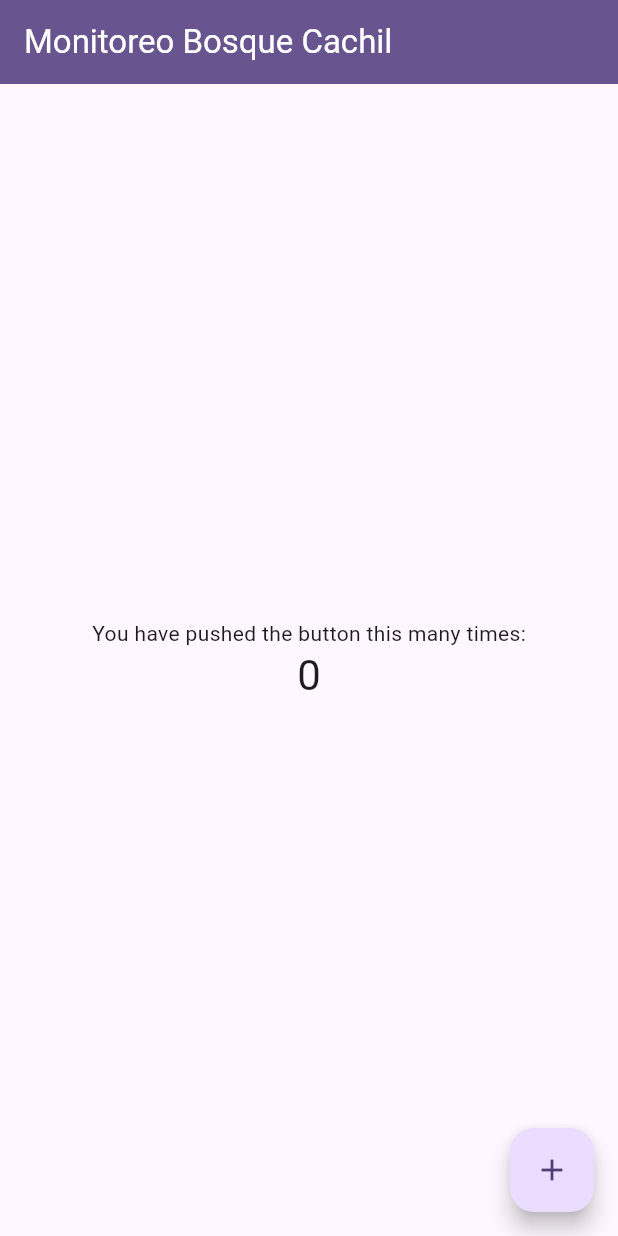
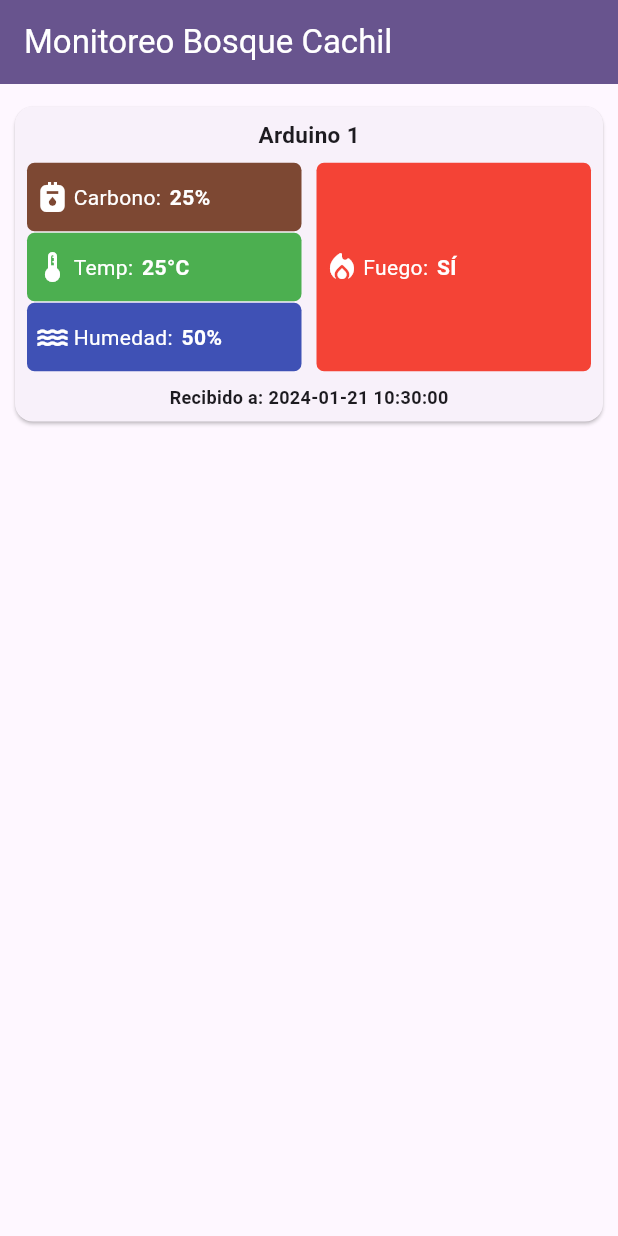
Before and after one commit to Hiroshi85/flame-iot-app, a Flutter app: the screen it shows after launch, on a phone screen of 412 x 824 dp. Run offline on Flutter 3.47's test engine with Material 3 defaults, Android fonts, the phone set to English and light mode, and no system bars.

Commit message:
add: arduino card and topic tile

```diff
--- /dev/null
+++ b/lib/Components/arduino_card.dart
@@ -0,0 +1,81 @@
+import 'package:flame_iot_app/Components/topic_tile.dart';
+import 'package:flutter/material.dart';
+
+class ArduinoCard extends StatefulWidget {
+  const ArduinoCard({super.key});
+
+  @override
+  State<ArduinoCard> createState() => _ArduinoCardState();
+}
+
+class _ArduinoCardState extends State<ArduinoCard> {
+  @override
+  Widget build(BuildContext context) {
+    return SizedBox(
+      height: 230,
+      child: Card(
+        margin: const EdgeInsetsDirectional.symmetric(vertical: 10),
+        child: Padding(
+          padding: const EdgeInsets.all(8.0),
+          child: Column(
+            mainAxisAlignment: MainAxisAlignment.spaceBetween,
+            children: [
+              const Text(
+                "Arduino 1",
+                style: TextStyle(
+                  fontSize: 15,
+                  fontWeight: FontWeight.bold,
+                ),
+              ),
+              const SizedBox(
+                height: 140,
+                child: Row(
+                  children: [
+                    Flexible(
+                      flex: 1,
+                      child: Column(
+                        children: [
+                          TopicTile(
+                            tema: "Carbono",
+                            color: Color.fromARGB(255, 125, 72, 51),
+                            valor: "25%",
+                            topicIcon: Icons.gas_meter,
+                          ),
+                          TopicTile(
+                            tema: "Temp",
+                            color: Colors.green,
+                            valor: "25°C",
+                            topicIcon: Icons.thermostat_rounded,
+                          ),
+                          TopicTile(
+                            tema: "Humedad",
+                            color: Colors.indigo,
+                            valor: "50%",
+                            topicIcon: Icons.water,
+                          ),
+                        ],
+                      ),
+                    ),
+                    SizedBox(width: 10),
+                    TopicTile(
+                        tema: "Fuego",
+                        color: Colors.red,
+                        valor: "SÍ",
+                        topicIcon: Icons.local_fire_department_rounded)
+                  ],
+                ),
+              ),
+              Text(
+                'Recibido a: ${DateTime.now().toString().substring(0, 19)}',
+                style: const TextStyle(
+                  fontSize: 12,
+                  fontWeight: FontWeight.bold,
+                ),
+              ),
+            ],
+          ),
+        ),
+      ),
+    );
+  }
+}
--- /dev/null
+++ b/lib/Components/topic_tile.dart
@@ -0,0 +1,59 @@
+import 'package:flutter/material.dart';
+
+class TopicTile extends StatefulWidget {
+  final String tema;
+  final String valor;
+  final Color color;
+  final IconData topicIcon;
+  final bool isWarning;
+  const TopicTile(
+      {super.key,
+      required this.tema,
+      required this.color,
+      required this.valor,
+      required this.topicIcon,
+      this.isWarning = false});
+
+  @override
+  State<TopicTile> createState() => _TopicTileState();
+}
+
+class _TopicTileState extends State<TopicTile> {
+  @override
+  Widget build(BuildContext context) {
+    return Expanded(
+      child: Container(
+        margin: const EdgeInsets.symmetric(vertical: 0.5),
+        alignment: Alignment.centerLeft,
+        padding: const EdgeInsets.all(5),
+        decoration: BoxDecoration(
+            borderRadius: BorderRadius.circular(5), color: widget.color),
+        child: Row(
+          children: <Widget>[
+            Icon(
+              widget.topicIcon,
+              color: Colors.white,
+            ),
+            const SizedBox(width: 2),
+            Text(
+              "${widget.tema}: ",
+              style: const TextStyle(color: Colors.white),
+            ),
+            const SizedBox(width: 2),
+            Text(widget.valor,
+                style: const TextStyle(
+                  color: Colors.white,
+                  fontWeight: FontWeight.bold,
+                )),
+            const SizedBox(width: 3),
+            if (widget.isWarning)
+              const Icon(
+                Icons.warning_sharp,
+                color: Colors.white,
+              ),
+          ],
+        ),
+      ),
+    );
+  }
+}
--- a/lib/app.dart
+++ b/lib/app.dart
@@ -1,3 +1,4 @@
+import 'package:flame_iot_app/Components/arduino_card.dart';
 import 'package:flutter/material.dart';
 
 class MyApp extends StatelessWidget {
@@ -36,53 +37,35 @@ class MyHomePage extends StatefulWidget {
 }
 
 class _MyHomePageState extends State<MyHomePage> {
-  int _counter = 0;
+  // int _counter = 0;
 
-  void _incrementCounter() {
-    setState(() {
-      // This call to setState tells the Flutter framework that something has
-      // changed in this State, which causes it to rerun the build method below
-      // so that the display can reflect the updated values. If we changed
-      // _counter without calling setState(), then the build method would not be
-      // called again, and so nothing would appear to happen.
-      _counter++;
-    });
+  // void _incrementCounter() {
+  //   setState(() {
+  //     // This call to setState tells the Flutter framework that something has
+  //     // changed in this State, which causes it to rerun the build method below
+  //     // so that the display can reflect the updated values. If we changed
+  //     // _counter without calling setState(), then the build method would not be
+  //     // called again, and so nothing would appear to happen.
+  //     _counter++;
+  //   });
+  // }
+
+  List<ArduinoCard> arduinos() {
+    return const [ArduinoCard()];
   }
 
   @override
   Widget build(BuildContext context) {
-    // This method is rerun every time setState is called, for instance as done
-    // by the _incrementCounter method above.
-    //
-    // The Flutter framework has been optimized to make rerunning build methods
-    // fast, so that you can just rebuild anything that needs updating rather
-    // than having to individually change instances of widgets.
     return Scaffold(
       appBar: AppBar(
         backgroundColor: Theme.of(context).colorScheme.primary,
         title: Text(widget.title, style: const TextStyle(color: Colors.white)),
       ),
-      body: Center(
-        // Center is a layout widget. It takes a single child and positions it
-        // in the middle of the parent.
-        child: Column(
-          mainAxisAlignment: MainAxisAlignment.center,
-          children: <Widget>[
-            const Text(
-              'You have pushed the button this many times:',
-            ),
-            Text(
-              '$_counter',
-              style: Theme.of(context).textTheme.headlineMedium,
-            ),
-          ],
-        ),
+      body: ListView(
+        padding: const EdgeInsets.symmetric(horizontal: 10, vertical: 5),
+        scrollDirection: Axis.vertical,
+        children: arduinos(),
       ),
-      floatingActionButton: FloatingActionButton(
-        onPressed: _incrementCounter,
-        tooltip: 'Increment',
-        child: const Icon(Icons.add),
-      ), // This trailing comma makes auto-formatting nicer for build methods.
     );
   }
 }
```
